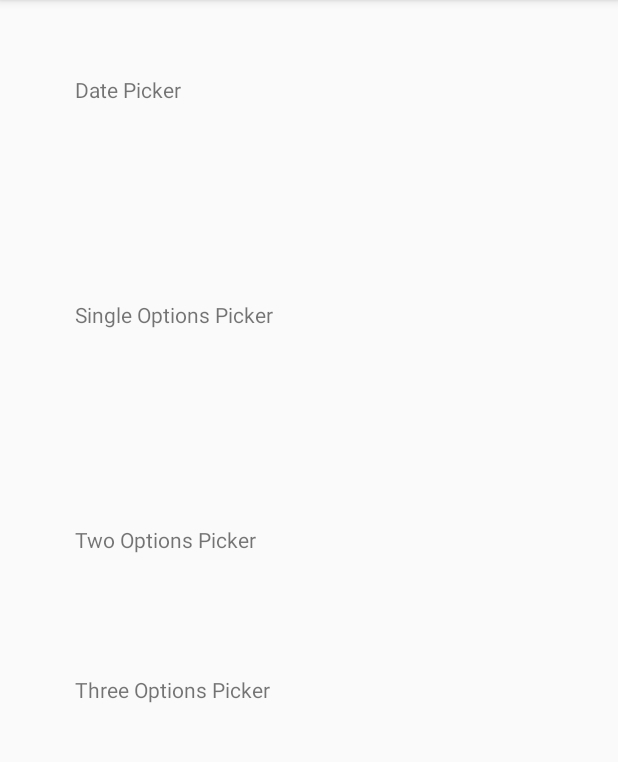
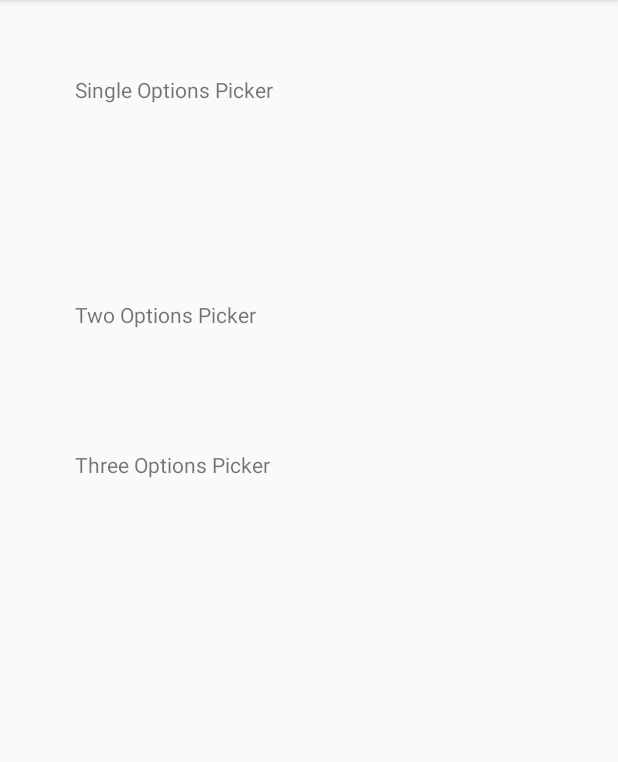
Before and after one commit to RameshBhupathi/PickerView, an Android app: the screen it shows after launch (MainActivity), on a phone screen of 412 x 824 dp, the part 84-846 px from its top. Run offline under Robolectric (Android 15) with nearby library versions, the phone set to English and light mode, and no system bars.

Commit message:
Hiding Date Picker

```diff
--- a/app/src/main/java/com/ramesh/mypicker/MainActivity.java
+++ b/app/src/main/java/com/ramesh/mypicker/MainActivity.java
@@ -37,7 +37,7 @@ public class MainActivity extends AppCompatActivity implements View.OnClickListe
         twoTVOptions.setOnClickListener(this);
         threeTVOptions.setOnClickListener(this);
 
-        pvTime = new TimePickerView(this, TimePickerView.Type.YEAR_MONTH_DAY);
+        /*pvTime = new TimePickerView(this, TimePickerView.Type.YEAR_MONTH_DAY);
         Log.v("dateee", "" + new Date());
         pvTime.setTime(new Date(),TimePickerView.Type.YEAR_MONTH_DAY);
         pvTime.setCyclic(false);
@@ -51,7 +51,7 @@ public class MainActivity extends AppCompatActivity implements View.OnClickListe
                 Log.v("selected Date", "" + date);
                 tvTime.setText(getTime(date));
             }
-        });
+        });*/
         tvTime.setOnClickListener(new View.OnClickListener() {
             @Override
             public void onClick(View v) {
--- a/app/src/main/res/layout/activity_main.xml
+++ b/app/src/main/res/layout/activity_main.xml
@@ -9,7 +9,8 @@
         android:layout_width="match_parent"
         android:layout_height="50dp"
         android:layout_margin="50dp"
-        android:text="Date Picker" />
+        android:text="Date Picker"
+        android:visibility="gone"/>
 
     <TextView
         android:id="@+id/tvsingleOptions"
```
Also changed, not shown: 5 other files.
